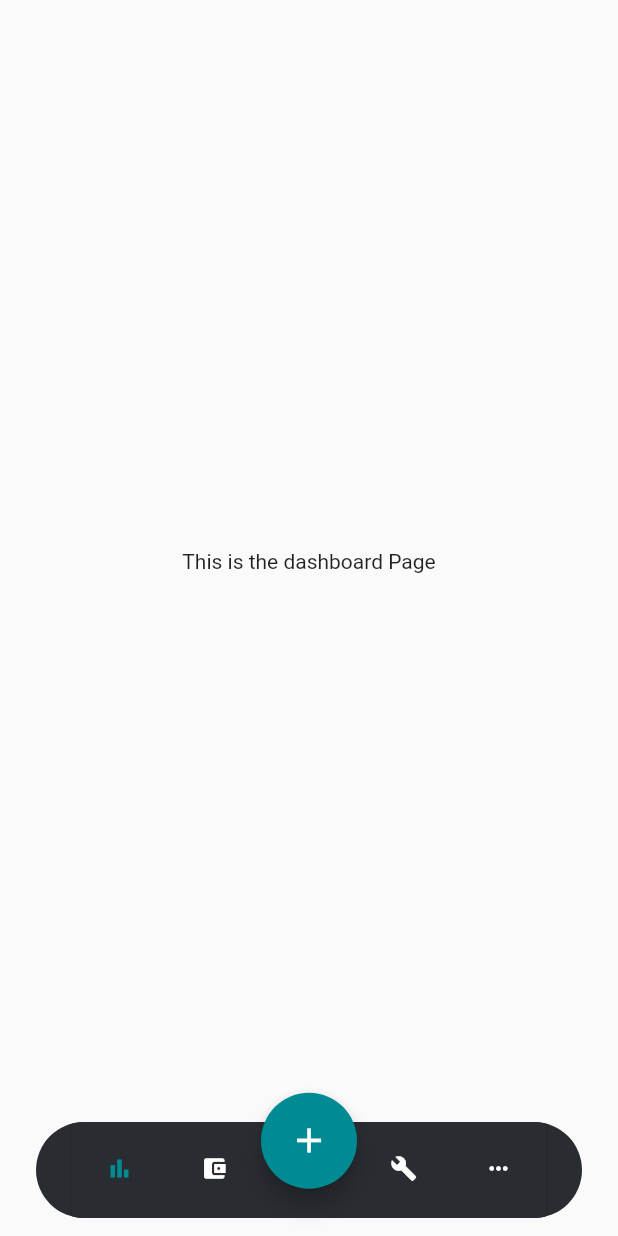
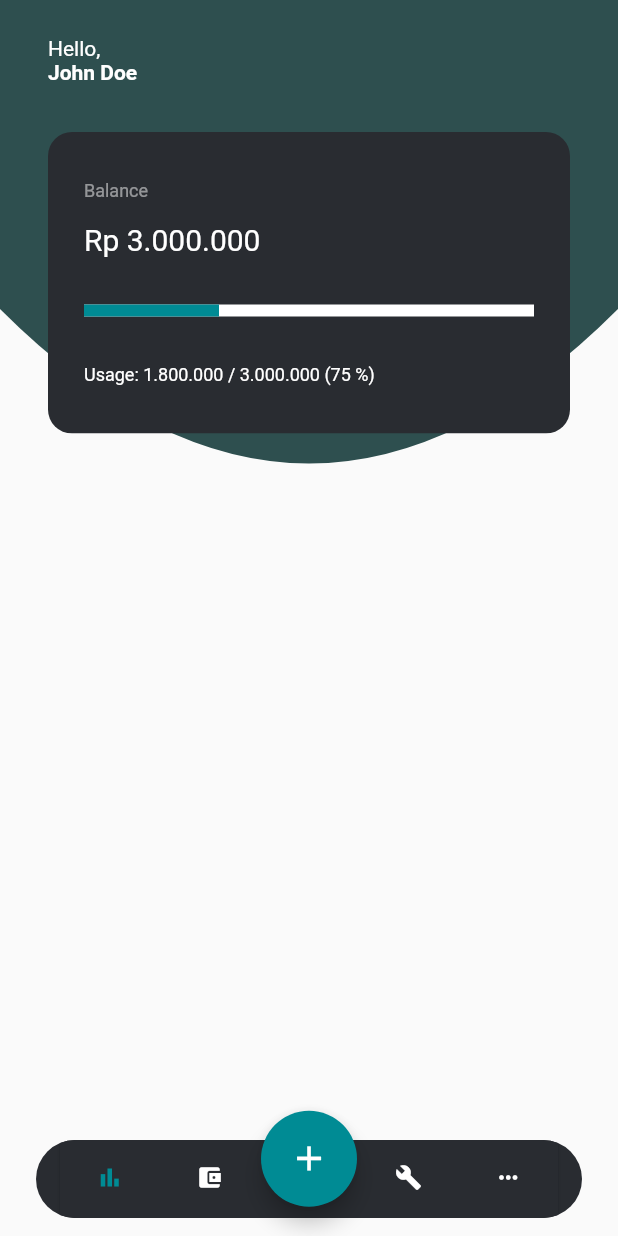
Before and after one commit to boysugi20/expense-tracker-app, a Flutter app: the screen it shows after launch, after a tap on the "add" icon, on a phone screen of 412 x 824 dp. Run offline on Flutter 3.47's test engine with Material 2 defaults, Android fonts, the phone set to English and light mode, and no system bars; our stand-ins replace circle_nav_bar.

Commit message:
:zap: add dashboard contents

```diff
--- a/lib/main.dart
+++ b/lib/main.dart
@@ -1,8 +1,14 @@
 import 'package:flutter/material.dart';
+import 'package:flutter/services.dart';
 
 import 'navbar.dart';
 
 void main() {
+  WidgetsFlutterBinding.ensureInitialized();
+  SystemChrome.setEnabledSystemUIMode(SystemUiMode.manual, overlays: [
+     SystemUiOverlay.bottom, //This line is used for showing the bottom bar
+  ]);
+
   runApp(const MaterialApp(
     home: MyBottomNavigationBar(),
   ));
--- a/lib/navbar.dart
+++ b/lib/navbar.dart
@@ -34,34 +34,8 @@ class _MyBottomNavigationBarState extends State<MyBottomNavigationBar> {
 
   @override
   Widget build(BuildContext context) {
-    // return Scaffold(
-    //   bottomNavigationBar: Container(
-    //     margin: const EdgeInsets.only(left: 24, right: 24, bottom: 12),
-    //     height: 64,
-    //     child: ClipRRect(
-    //       borderRadius: BorderRadius.circular(200),
-    //       child: BottomAppBar(
-    //         color: AppColors.darkest,
-    //         shape: CircularNotchedRectangle(),
-    //         child: Row(
-    //           mainAxisAlignment: MainAxisAlignment.spaceBetween,
-    //           children: [
-    //             IconButton(icon: Icon(Icons.bar_chart), onPressed: () {}),
-    //             IconButton(icon: Icon(Icons.search), onPressed: () {}),
-    //             SizedBox(width: 64,),
-    //             IconButton(icon: Icon(Icons.search), onPressed: () {}),
-    //             IconButton(icon: Icon(Icons.more_vert), onPressed: () {}),
-    //           ],
-    //         ),
-    //       ),
-    //     ),
-    //   ),
-    //   floatingActionButton:
-    //     FloatingActionButton(child: Icon(Icons.add), onPressed: () {}),
-    //   floatingActionButtonLocation:
-    //     FloatingActionButtonLocation.centerDocked,
-    // );
     return Scaffold(
+        extendBody: true,
         floatingActionButtonLocation: FloatingActionButtonLocation.centerDocked,
         floatingActionButton: Padding(
           padding: const EdgeInsets.only(top: 25),
@@ -70,21 +44,21 @@ class _MyBottomNavigationBarState extends State<MyBottomNavigationBar> {
             width: 64,
             child: FittedBox(
               child: FloatingActionButton(
-                child: const Icon(Icons.add),
                 onPressed: () {},
                 backgroundColor: AppColors.accent,
+                child: const Icon(Icons.add),
               ),
             ),
           ),
         ),
         body: _children[_currentIndex],
         bottomNavigationBar: Container(
-          margin: const EdgeInsets.only(left: 24, right: 24, bottom: 12),
+          padding: const EdgeInsets.only(left: 24, right: 24, bottom: 12),
           height: 64,
           child: ClipRRect(
             borderRadius: BorderRadius.circular(200),
             child: Container(
-              padding: const EdgeInsets.only(left: 24, right: 24),
+              padding: const EdgeInsets.only(left: 16, right: 16),
               color: AppColors.darkest,
               child: Theme(
                 data: ThemeData(
--- a/lib/screens/dashboard.dart
+++ b/lib/screens/dashboard.dart
@@ -1,3 +1,4 @@
+import 'package:expense_tracker/styles/color.dart';
 import 'package:flutter/material.dart';
 
 class DashboardPage extends StatelessWidget {
@@ -5,10 +6,109 @@ class DashboardPage extends StatelessWidget {
 
   @override
   Widget build(BuildContext context) {
-    return Scaffold(
-      body: const Center(
-        child: Text('This is the dashboard Page'),
-      ),
+    return Stack(
+      children: [
+        CustomPaint(
+          painter: _WaveCustomPaint(backgroundColor: AppColors.dark),
+          size: Size.infinite,
+        ),
+        Container(
+          height: MediaQuery.of(context).size.height,
+          width: MediaQuery.of(context).size.width,
+          padding: EdgeInsets.only(left: 32, right: 32, top: MediaQuery.of(context).viewPadding.top + 24),
+          child: Column(
+
+            mainAxisAlignment: MainAxisAlignment.start,
+            crossAxisAlignment: CrossAxisAlignment.start,
+
+            children: [
+
+              RichText(
+                text: const TextSpan(
+                  text: 'Hello,\n',
+                  style: TextStyle(color: Colors.white),
+                  children: <TextSpan>[
+                    TextSpan(text: 'John Doe', style: TextStyle(fontWeight: FontWeight.bold)),
+                  ],
+                ),
+              ),
+
+              Container(height: 32,),
+
+              ClipRRect(
+                borderRadius: BorderRadius.circular(16),
+                child: Container(
+                  padding: const EdgeInsets.only(left: 24, right: 24, top: 32, bottom: 32),
+                  color: AppColors.darkest,
+                  child: Column(
+                    mainAxisAlignment: MainAxisAlignment.spaceBetween,
+                    crossAxisAlignment: CrossAxisAlignment.start,
+                    children: [
+                      RichText(text: const TextSpan(text: 'Balance\n', style: TextStyle(color: Color.fromRGBO(255, 255, 255, 0.5), fontSize: 12))),
+                      RichText(text: const TextSpan(text: 'Rp 3.000.000', style: TextStyle(color: Colors.white, fontSize: 20))),
+                      ClipRRect(
+                        borderRadius: BorderRadius.circular(12),
+                        child: Stack(
+                          children: [
+                            Container(
+                              height: 8,
+                              margin: const EdgeInsets.only(top: 32, bottom: 32),
+                              color: AppColors.white,
+                            ),
+                            Container(
+                              height: 8,
+                              width: 90,
+                              margin: const EdgeInsets.only(top: 32, bottom: 32),
+                              color: AppColors.accent,
+                            ),
+                          ]
+                        ),
+                      ),
+                      RichText(text: const TextSpan(text: 'Usage: 1.800.000 / 3.000.000 (75 %)', style: TextStyle(color: Colors.white, fontSize: 12))),
+                    ],
+                  ),
+                ),
+              )
+            ],
+          ),
+        ),
+      ]
     );
   }
 }
+
+class _WaveCustomPaint extends CustomPainter {
+
+  Color backgroundColor;
+  _WaveCustomPaint({required this.backgroundColor});
+
+  @override
+  void paint(Canvas canvas, Size size) {
+
+    Path path = Path();
+    Paint paint = Paint();
+
+    var height = size.height/4;
+    var lowestBottom = size.height/2;
+
+    path = Path();
+    path.lineTo(0, height); //start
+
+    var firstStart = Offset(size.width/2, lowestBottom);
+    var firstEnd = Offset(size.width, height);
+
+    path.quadraticBezierTo(firstStart.dx, firstStart.dy, firstEnd.dx, firstEnd.dy);
+
+    path.lineTo(size.width, 0); //end
+    path.close();
+
+    paint.color = backgroundColor;
+    canvas.drawPath(path, paint);
+  }
+
+  @override
+  bool shouldRepaint(CustomPainter oldDelegate) {
+    return oldDelegate != this;
+  }
+
+}
--- a/lib/styles/color.dart
+++ b/lib/styles/color.dart
@@ -6,6 +6,6 @@ class AppColors {
   static Color darkest = const Color.fromRGBO(41, 44, 49, 1);
   static Color accent = const Color.fromRGBO(0, 139, 148, 1);
   static Color background = const Color.fromRGBO(246, 246, 246, 1);
-  static Color white = Colors.white;
-  static Color black = Colors.black;
+  static Color white = Color.fromARGB(255, 255, 255, 255);
+  static Color black = Color.fromARGB(255, 0, 0, 0);
 }
```
